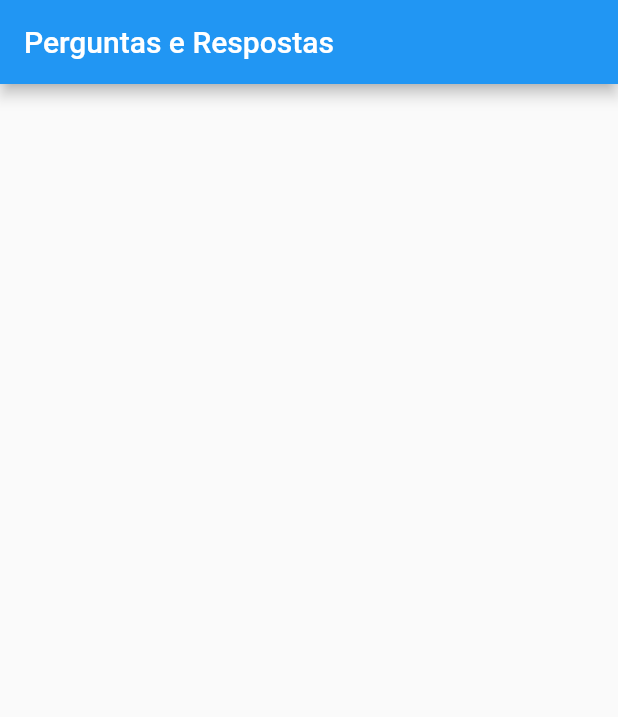
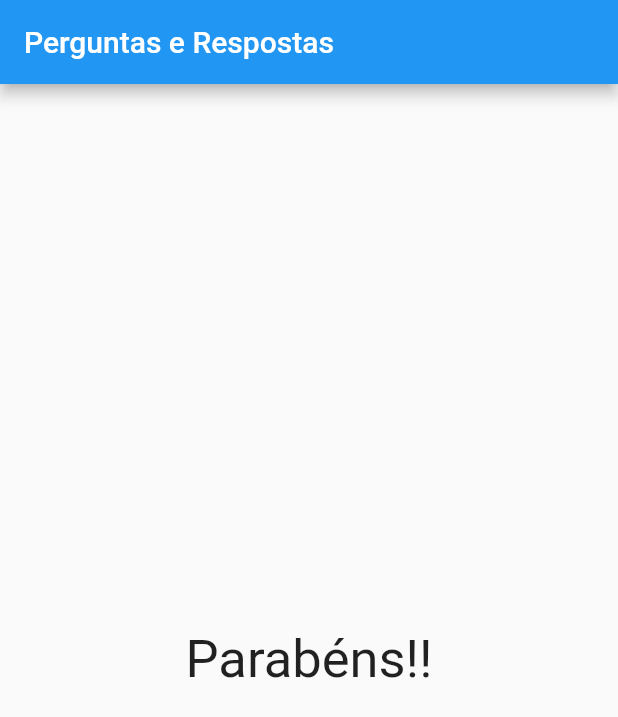
Before and after one commit to devleandrodias/udemy-cod3r-flutter, a Flutter app: the screen it shows after launch, after a tap on "Cinza", after a tap on "Macaco", after a tap on "Léo", on a phone screen of 412 x 824 dp. Shown: the top 717 px of the screen. Run offline on Flutter 3.47's test engine with Material 2 defaults, Android fonts, the phone set to English and light mode, and no system bars.

Commit message:
adicionando tela de parabens

```diff
--- a/projeto_perguntas/lib/main.dart
+++ b/projeto_perguntas/lib/main.dart
@@ -52,7 +52,12 @@ class _PerguntaAppState extends State<PerguntaApp> {
                   ...respostas.map((t) => Resposta(t, _responder)).toList(),
                 ],
               )
-            : null,
+            : Center(
+                child: Text(
+                  'Parabéns!!',
+                  style: TextStyle(fontSize: 35),
+                ),
+              ),
       ),
     );
   }
```
